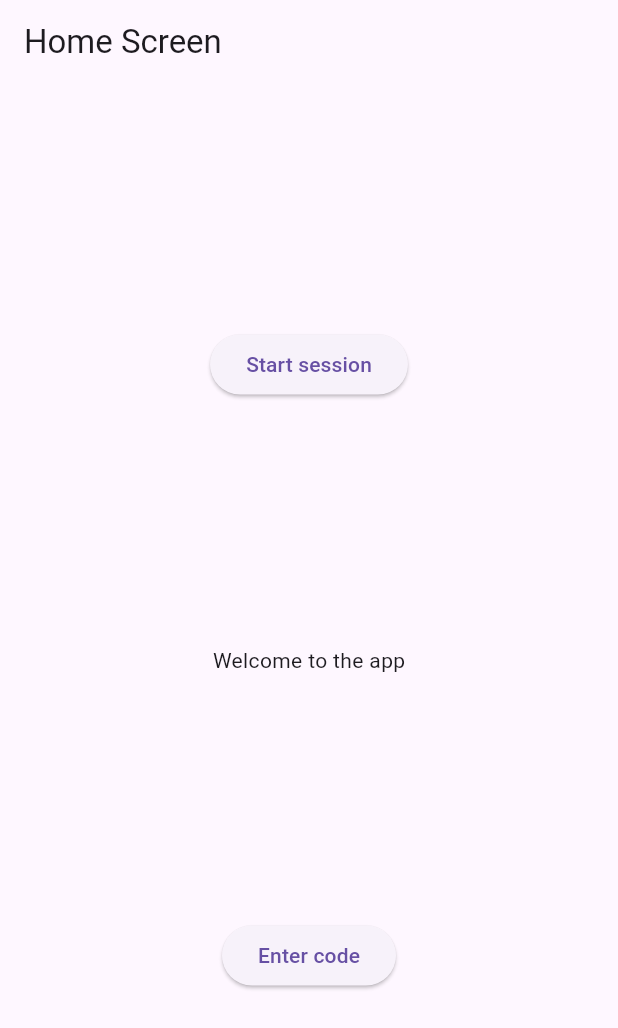
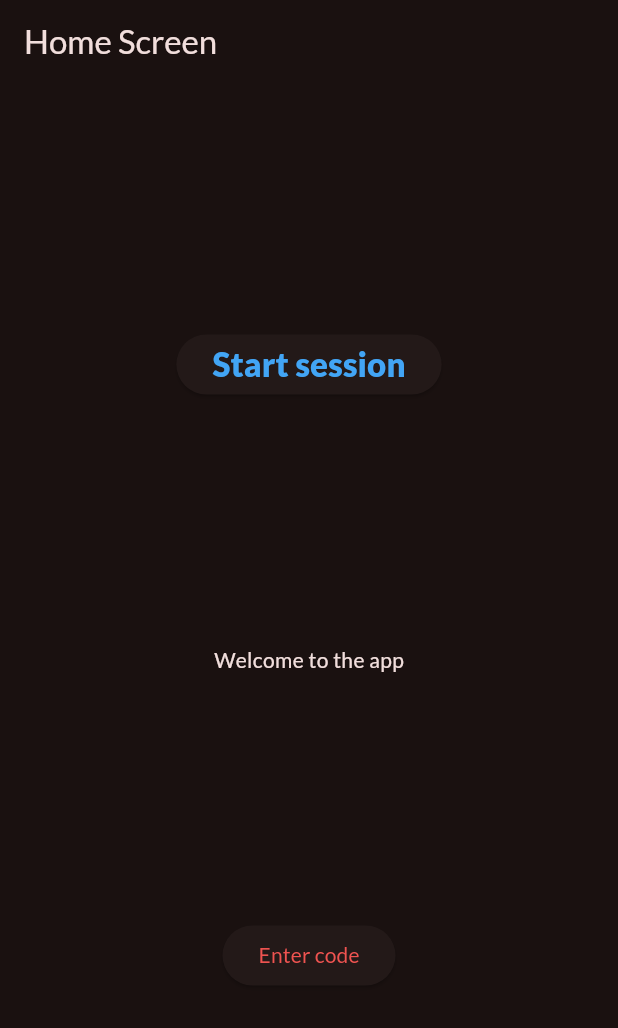
Before and after one commit to saav0004/flutter_final_project, a Flutter app: the screen it shows after launch, on a phone screen of 412 x 824 dp. Shown: the top 1028 px of the screen. Run offline on Flutter 3.47's test engine with Material 3 defaults, Android fonts, the phone set to English and light mode, and no system bars; our stand-ins replace google_fonts, transparent_image; missing offline and left inert: platform_device_id.

Commit message:
Start theming

```diff
--- a/lib/main.dart
+++ b/lib/main.dart
@@ -16,6 +16,9 @@ import 'package:final_project/provider/my_data_model.dart';
 // id package
 import 'package:flutter/services.dart';
 import 'package:platform_device_id/platform_device_id.dart';
+
+// google fonts
+import 'package:google_fonts/google_fonts.dart';
 
 // my key
 // 'https://api.themoviedb.org/3/movie/11?api_key=516113cfd57ae5d6cb785a6c5bb76fc0'
@@ -59,6 +62,15 @@ class _MyAppState extends State<MyApp> {
   @override
   Widget build(BuildContext context) {
     return MaterialApp(
+      theme: ThemeData(
+          fontFamily: GoogleFonts.lato().fontFamily,
+          brightness: Brightness.dark,
+          colorScheme: ColorScheme.fromSeed(
+            brightness: Brightness.dark,
+            seedColor: Colors.red,
+            primary: Colors.red[400],
+            secondary: Colors.blue[400],
+          )),
       title: 'Final Project',
       initialRoute: "/welcome_screen",
       routes: {
--- a/lib/screens/match_screen.dart
+++ b/lib/screens/match_screen.dart
@@ -1,3 +1,4 @@
+import 'package:final_project/screens/welcome_screen.dart';
 import 'package:final_project/utils/http_helper.dart';
 import 'package:flutter/material.dart';
 
@@ -31,7 +32,8 @@ class _MatchScreenState extends State<MatchScreen> {
             const SizedBox(height: 20),
             ElevatedButton(
               onPressed: () {
-                Navigator.pop(context);
+                Navigator.of(context).push(MaterialPageRoute(
+                    builder: (context) => const WelcomeScreen()));
               },
               child: const Text('Back to Movie Selection'),
             ),
--- a/lib/screens/welcome_screen.dart
+++ b/lib/screens/welcome_screen.dart
@@ -17,7 +17,18 @@ class WelcomeScreen extends StatelessWidget {
               onPressed: () {
                 Navigator.pushNamed(context, "/share_code_screen");
               },
-              child: const Text('Start session'),
+              child: Text(
+                'Start session',
+                style: TextStyle(
+                  color: Theme.of(context).colorScheme.secondary,
+                  fontSize: Theme.of(context).textTheme.titleLarge!.fontSize,
+                  fontWeight: Theme.of(context)
+                      .textTheme
+                      .titleLarge!
+                      .copyWith(fontWeight: FontWeight.w800)
+                      .fontWeight,
+                ),
+              ),
             ),
             const Text("Welcome to the app"),
             ElevatedButton(
```
Also changed, not shown: lib/screens/movie_selection_screen.dart (+34 -5 lines), pubspec.yaml (+4 -4 lines), pubspec.lock, 1 other file.
